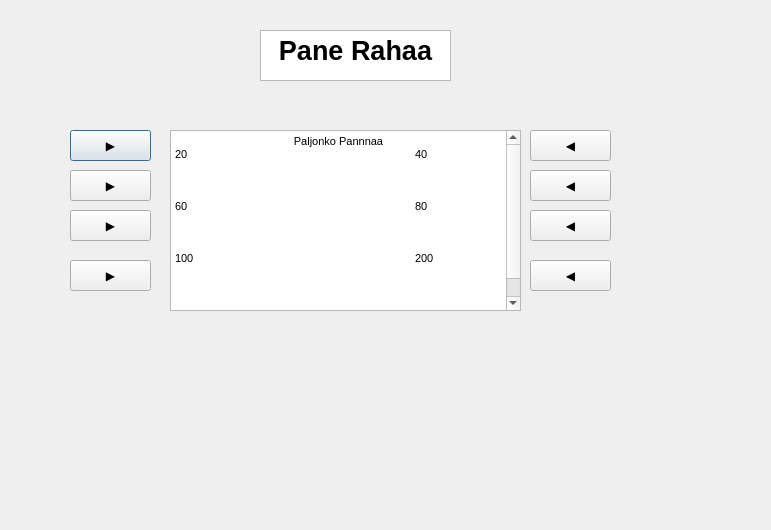
The window that bankautomat/pano.ui (tvt21kmo-bank-project/group_6) describes before a commit, drawn with Qt 5.
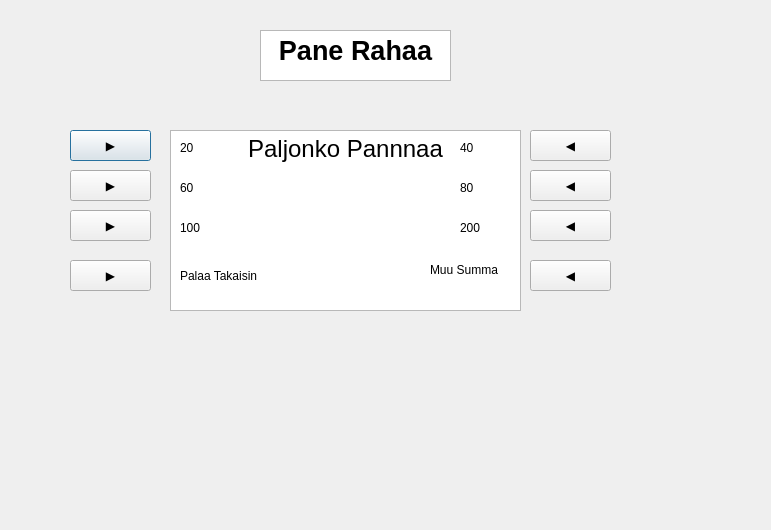
The same window after the commit.

Diff of the .ui file:
```diff
--- a/bankautomat/pano.ui
+++ b/bankautomat/pano.ui
@@ -24,24 +24,10 @@
    </property>
    <property name="html">
     <string>&lt;!DOCTYPE HTML PUBLIC &quot;-//W3C//DTD HTML 4.0//EN&quot; &quot;http://www.w3.org/TR/REC-html40/strict.dtd&quot;&gt;
-&lt;html&gt;&lt;head&gt;&lt;meta name=&quot;qrichtext&quot; content=&quot;1&quot; /&gt;&lt;style type=&quot;text/css&quot;&gt;
+&lt;html&gt;&lt;head&gt;&lt;meta name=&quot;qrichtext&quot; content=&quot;1&quot; /&gt;&lt;meta charset=&quot;utf-8&quot; /&gt;&lt;style type=&quot;text/css&quot;&gt;
 p, li { white-space: pre-wrap; }
-&lt;/style&gt;&lt;/head&gt;&lt;body style=&quot; font-family:'MS Shell Dlg 2'; font-size:8.25pt; font-weight:400; font-style:normal;&quot;&gt;
-&lt;p align=&quot;center&quot; style=&quot; margin-top:0px; margin-bottom:0px; margin-left:0px; margin-right:0px; -qt-block-indent:0; text-indent:0px;&quot;&gt;Paljonko Pannnaa&lt;/p&gt;
-&lt;p style=&quot; margin-top:0px; margin-bottom:0px; margin-left:0px; margin-right:0px; -qt-block-indent:0; text-indent:0px;&quot;&gt;20			40&lt;/p&gt;
-&lt;p style=&quot;-qt-paragraph-type:empty; margin-top:0px; margin-bottom:0px; margin-left:0px; margin-right:0px; -qt-block-indent:0; text-indent:0px;&quot;&gt;&lt;br /&gt;&lt;/p&gt;
-&lt;p style=&quot;-qt-paragraph-type:empty; margin-top:0px; margin-bottom:0px; margin-left:0px; margin-right:0px; -qt-block-indent:0; text-indent:0px;&quot;&gt;&lt;br /&gt;&lt;/p&gt;
-&lt;p style=&quot;-qt-paragraph-type:empty; margin-top:0px; margin-bottom:0px; margin-left:0px; margin-right:0px; -qt-block-indent:0; text-indent:0px;&quot;&gt;&lt;br /&gt;&lt;/p&gt;
-&lt;p style=&quot; margin-top:0px; margin-bottom:0px; margin-left:0px; margin-right:0px; -qt-block-indent:0; text-indent:0px;&quot;&gt;60			80&lt;/p&gt;
-&lt;p style=&quot;-qt-paragraph-type:empty; margin-top:0px; margin-bottom:0px; margin-left:0px; margin-right:0px; -qt-block-indent:0; text-indent:0px;&quot;&gt;&lt;br /&gt;&lt;/p&gt;
-&lt;p style=&quot;-qt-paragraph-type:empty; margin-top:0px; margin-bottom:0px; margin-left:0px; margin-right:0px; -qt-block-indent:0; text-indent:0px;&quot;&gt;&lt;br /&gt;&lt;/p&gt;
-&lt;p style=&quot;-qt-paragraph-type:empty; margin-top:0px; margin-bottom:0px; margin-left:0px; margin-right:0px; -qt-block-indent:0; text-indent:0px;&quot;&gt;&lt;br /&gt;&lt;/p&gt;
-&lt;p style=&quot; margin-top:0px; margin-bottom:0px; margin-left:0px; margin-right:0px; -qt-block-indent:0; text-indent:0px;&quot;&gt;100			200&lt;/p&gt;
-&lt;p style=&quot;-qt-paragraph-type:empty; margin-top:0px; margin-bottom:0px; margin-left:0px; margin-right:0px; -qt-block-indent:0; text-indent:0px;&quot;&gt;&lt;br /&gt;&lt;/p&gt;
-&lt;p style=&quot; margin-top:0px; margin-bottom:0px; margin-left:0px; margin-right:0px; -qt-block-indent:0; text-indent:0px;&quot;&gt;			          &lt;/p&gt;
-&lt;p style=&quot;-qt-paragraph-type:empty; margin-top:0px; margin-bottom:0px; margin-left:0px; margin-right:0px; -qt-block-indent:0; text-indent:0px;&quot;&gt;&lt;br /&gt;&lt;/p&gt;
-&lt;p style=&quot;-qt-paragraph-type:empty; margin-top:0px; margin-bottom:0px; margin-left:0px; margin-right:0px; -qt-block-indent:0; text-indent:0px;&quot;&gt;&lt;br /&gt;&lt;/p&gt;
-&lt;p style=&quot; margin-top:0px; margin-bottom:0px; margin-left:0px; margin-right:0px; -qt-block-indent:0; text-indent:0px;&quot;&gt;Palaa Takaisin 		                  Muu Summa&lt;/p&gt;&lt;/body&gt;&lt;/html&gt;</string>
+&lt;/style&gt;&lt;/head&gt;&lt;body style=&quot; font-family:'.AppleSystemUIFont'; font-size:13pt; font-weight:400; font-style:normal;&quot;&gt;
+&lt;p align=&quot;center&quot; style=&quot; margin-top:0px; margin-bottom:0px; margin-left:0px; margin-right:0px; -qt-block-indent:0; text-indent:0px;&quot;&gt;&lt;span style=&quot; font-family:'MS Shell Dlg 2'; font-size:18pt;&quot;&gt;Paljonko Pannnaa&lt;/span&gt;&lt;/p&gt;&lt;/body&gt;&lt;/html&gt;</string>
    </property>
   </widget>
   <widget class="QTextBrowser" name="textBrowser">
@@ -185,6 +171,110 @@
     <string>◀️</string>
    </property>
   </widget>
+  <widget class="QLabel" name="label">
+   <property name="geometry">
+    <rect>
+     <x>180</x>
+     <y>140</y>
+     <width>58</width>
+     <height>16</height>
+    </rect>
+   </property>
+   <property name="text">
+    <string>20</string>
+   </property>
+  </widget>
+  <widget class="QLabel" name="label_2">
+   <property name="geometry">
+    <rect>
+     <x>180</x>
+     <y>180</y>
+     <width>58</width>
+     <height>16</height>
+    </rect>
+   </property>
+   <property name="text">
+    <string>60</string>
+   </property>
+  </widget>
+  <widget class="QLabel" name="label_3">
+   <property name="geometry">
+    <rect>
+     <x>180</x>
+     <y>220</y>
+     <width>58</width>
+     <height>16</height>
+    </rect>
+   </property>
+   <property name="text">
+    <string>100</string>
+   </property>
+  </widget>
+  <widget class="QLabel" name="label_4">
+   <property name="geometry">
+    <rect>
+     <x>460</x>
+     <y>140</y>
+     <width>58</width>
+     <height>16</height>
+    </rect>
+   </property>
+   <property name="text">
+    <string>40</string>
+   </property>
+  </widget>
+  <widget class="QLabel" name="label_5">
+   <property name="geometry">
+    <rect>
+     <x>460</x>
+     <y>180</y>
+     <width>58</width>
+     <height>16</height>
+    </rect>
+   </property>
+   <property name="text">
+    <string>80</string>
+   </property>
+  </widget>
+  <widget class="QLabel" name="label_6">
+   <property name="geometry">
+    <rect>
+     <x>460</x>
+     <y>220</y>
+     <width>58</width>
+     <height>16</height>
+    </rect>
+   </property>
+   <property name="text">
+    <string>200</string>
+   </property>
+  </widget>
+  <widget class="QLabel" name="label_7">
+   <property name="geometry">
+    <rect>
+     <x>180</x>
+     <y>266</y>
+     <width>101</width>
+     <height>20</height>
+    </rect>
+   </property>
+   <property name="text">
+    <string>Palaa Takaisin</string>
+   </property>
+  </widget>
+  <widget class="QLabel" name="label_8">
+   <property name="geometry">
+    <rect>
+     <x>430</x>
+     <y>260</y>
+     <width>81</width>
+     <height>20</height>
+    </rect>
+   </property>
+   <property name="text">
+    <string>Muu Summa</string>
+   </property>
+  </widget>
  </widget>
  <resources/>
  <connections/>
```
Left out of the diff: 7 changed lines with no effect on the pictures.
